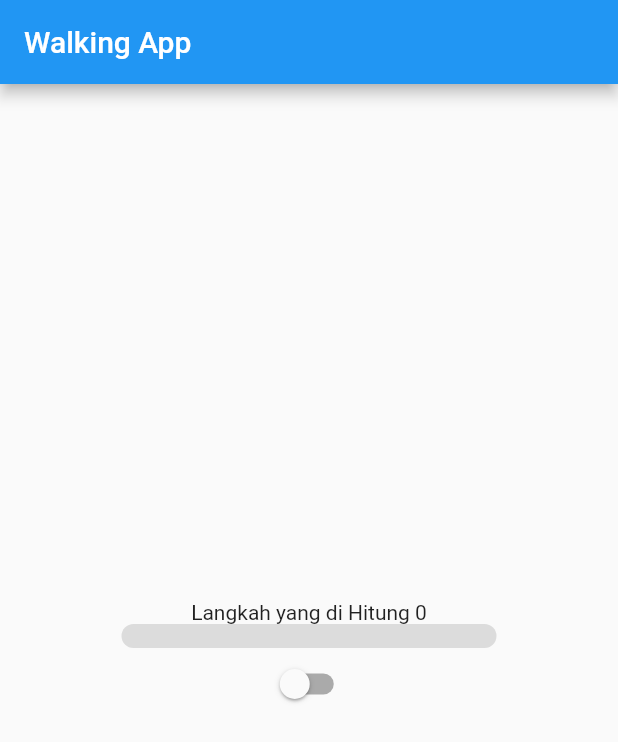
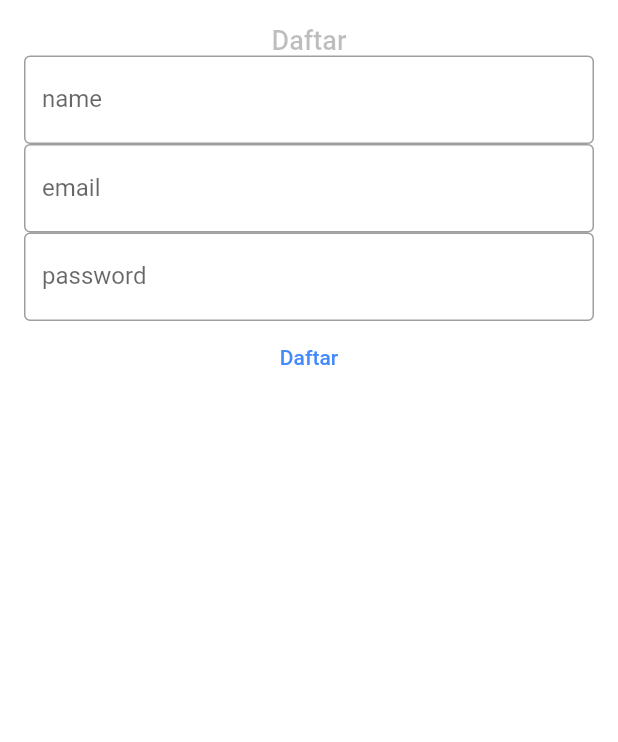
Before and after one commit to roningrum/walking_it, a Flutter app: the screen it shows after launch, on a phone screen of 412 x 824 dp. Shown: the top 742 px of the screen. Run offline on Flutter 3.47's test engine with Material 2 defaults, Android fonts, the phone set to English and light mode, and no system bars; our stand-ins replace flutter_riverpod, pedometer, sensors_plus, sqflite; missing offline and left inert: dart:ffi; accounts and stored records are empty.

Commit message:
add sqlite and progress bar

```diff
--- a/lib/main.dart
+++ b/lib/main.dart
@@ -5,6 +5,7 @@ import 'package:flutter/foundation.dart';
 import 'package:flutter/material.dart';
 import 'package:flutter_riverpod/flutter_riverpod.dart';
 import 'package:sensors_plus/sensors_plus.dart';
+import 'package:walking_it/page/register_view.dart';
 import 'package:walking_it/walking_app_v1.dart';
 
 void main() {
@@ -22,7 +23,7 @@ class MyApp extends StatelessWidget {
       theme: ThemeData(
         primarySwatch: Colors.blue,
       ),
-      home: const WalkingApp(),
+      home: const RegisterViewPage(),
     );
   }
 }
--- /dev/null
+++ b/lib/page/register_view.dart
@@ -0,0 +1,50 @@
+import 'package:flutter/material.dart';
+
+class RegisterViewPage extends StatefulWidget {
+  const RegisterViewPage({Key? key}) : super(key: key);
+
+  @override
+  State<RegisterViewPage> createState() => _RegisterViewPageState();
+}
+
+class _RegisterViewPageState extends State<RegisterViewPage> {
+  @override
+  Widget build(BuildContext context) {
+    return SafeArea(
+      child: Scaffold(
+        backgroundColor: Colors.white60 ,
+        body: Padding(
+          padding: const EdgeInsets.all(16.0),
+          child: Column(
+            children: [
+             const Text('Daftar', style: TextStyle(color: Colors.black26, fontWeight: FontWeight.w500, fontSize: 18)),
+              const TextField(
+                decoration: InputDecoration(
+                  border: OutlineInputBorder(),
+                  labelText: 'name'
+                ),
+              ),
+              const TextField(
+                decoration: InputDecoration(
+                    border: OutlineInputBorder(),
+                    labelText: 'email'
+                ),
+              ),
+              const TextField(
+                decoration: InputDecoration(
+                    border: OutlineInputBorder(),
+                    labelText: 'password'
+                ),
+              ),
+             TextButton(onPressed: (){},
+                 style: ButtonStyle(
+                   foregroundColor: MaterialStateProperty.all(Colors.blueAccent)
+                 ),
+                 child: const Text('Daftar'))
+            ],
+          ),
+        ),
+      ),
+    );
+  }
+}
--- /dev/null
+++ b/lib/sqflite/user.dart
@@ -0,0 +1,24 @@
+class User{
+  String id;
+  String uid;
+  String email;
+  String name;
+  String password;
+
+  User(this.id, this.uid, {required this.name, required this.email, required this.password});
+
+  User.fromMap(Map<String, dynamic> res)
+      : id = res["id"],
+        uid = res["uid"],
+        email = res["email"],
+        name = res["name"],
+        password = res["password"];
+  Map<String, Object?> toMap(){
+    return{
+      'id' : id,
+      'email': email,
+      'name': name,
+      'password': password
+    };
+  }
+}
--- a/lib/sqflite/walking.dart
+++ b/lib/sqflite/walking.dart
@@ -2,20 +2,23 @@ class Walking{
   int? id;
   String? name;
   int? langkah;
+  String? uid;
   String? tgl;
 
-  Walking({this.id, this.name, this.langkah, this.tgl});
+  Walking({this.id, this.name, this.langkah, this.uid, this.tgl});
 
   Walking.fromMap(Map<String, dynamic> res)
       : id = res["id"],
         name = res["name"],
         langkah = res["langkah"],
+        uid = res["uid"],
         tgl = res["tgl"];
   Map<String, Object?> toMap(){
     return {
       'id':id,
       'name':name,
       'langkah':langkah,
+      'uid': uid,
       'tgl': tgl
     };
   }
--- a/lib/walking_app_v1.dart
+++ b/lib/walking_app_v1.dart
@@ -41,11 +41,10 @@ class _WalkingAppState extends State<WalkingApp> {
   void initState() {
     // TODO: implement initState
     super.initState();
-    var yesterday = DateTime.now().subtract(const Duration(days: 1));
     var today = DateTime.now();
     DatabaseHandler.initializeDB();
 
-    if(yesterday.isAfter(today)){
+    if(today.hour == 0){
       stepCount = 0;
     }
     else{
```
Also changed, not shown: lib/page/login_view.dart (added, +15 -0 lines), lib/sqflite/database_handler.dart (+17 -0 lines).
